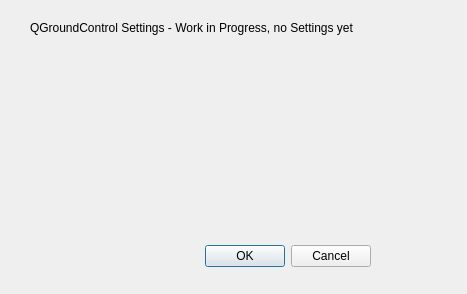
Old version of the form src/ui/QGCSettingsWidget.ui in the repository mavlink/qgroundcontrol.
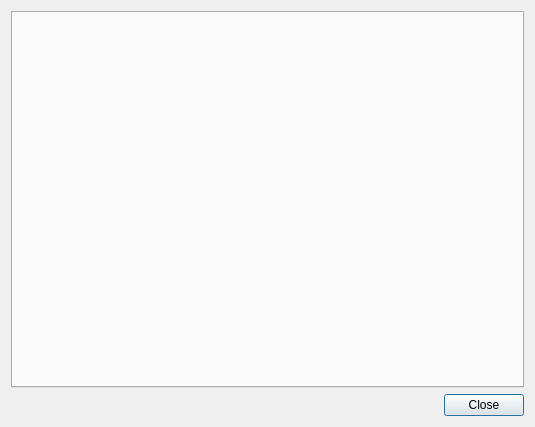
New version of the form.

Commit message: Added settings dialog for QGroundControl, holds for now only MAVLink preferences

What changed in the file:
```diff
--- a/src/ui/QGCSettingsWidget.ui
+++ b/src/ui/QGCSettingsWidget.ui
@@ -6,42 +6,28 @@
    <rect>
     <x>0</x>
     <y>0</y>
-    <width>467</width>
-    <height>294</height>
+    <width>535</width>
+    <height>427</height>
    </rect>
   </property>
   <property name="windowTitle">
    <string>Dialog</string>
   </property>
+  <layout class="QVBoxLayout" name="verticalLayout">
+   <item>
+    <widget class="QTabWidget" name="tabWidget"/>
+   </item>
+   <item>
   <widget class="QDialogButtonBox" name="buttonBox">
-   <property name="geometry">
-    <rect>
-     <x>30</x>
-     <y>240</y>
-     <width>341</width>
-     <height>32</height>
-    </rect>
-   </property>
    <property name="orientation">
     <enum>Qt::Horizontal</enum>
    </property>
    <property name="standardButtons">
-    <set>QDialogButtonBox::Cancel|QDialogButtonBox::Ok</set>
-   </property>
-  </widget>
-  <widget class="QLabel" name="label">
-   <property name="geometry">
-    <rect>
-     <x>30</x>
-     <y>20</y>
-     <width>401</width>
-     <height>16</height>
-    </rect>
-   </property>
-   <property name="text">
-    <string>QGroundControl Settings - Work in Progress, no Settings yet</string>
-   </property>
-  </widget>
+      <set>QDialogButtonBox::Close</set>
+     </property>
+    </widget>
+   </item>
+  </layout>
  </widget>
  <resources/>
  <connections>
```
Lines whose indentation alone changed are shown as unchanged. The commit also changes 7 other files.
